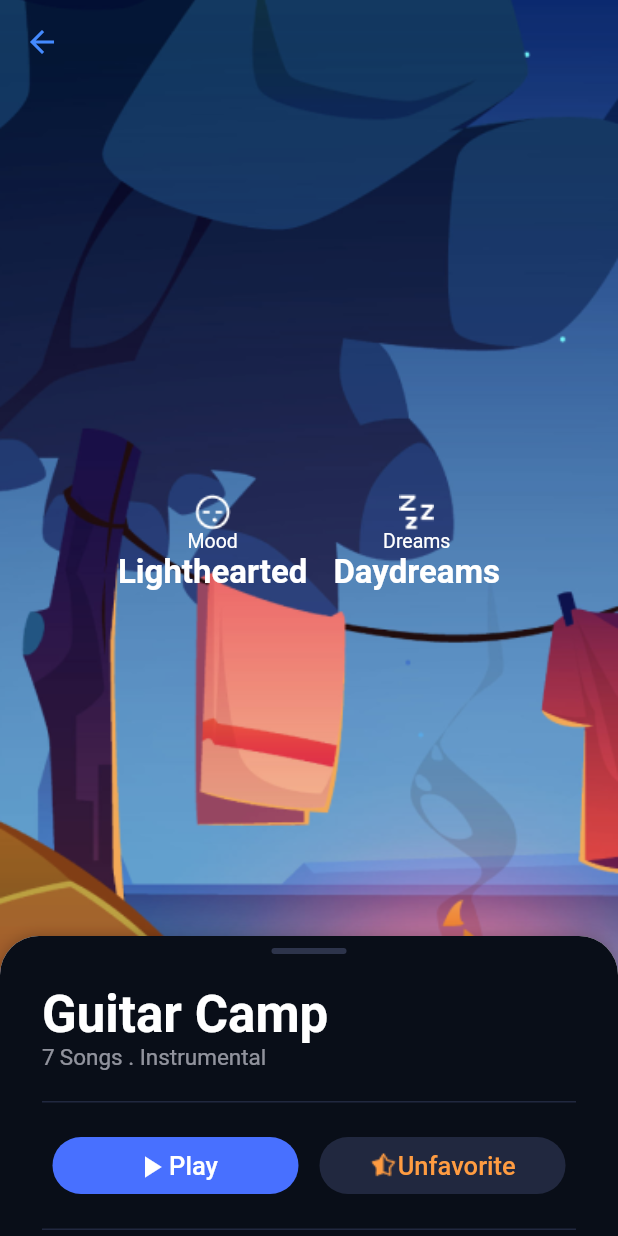
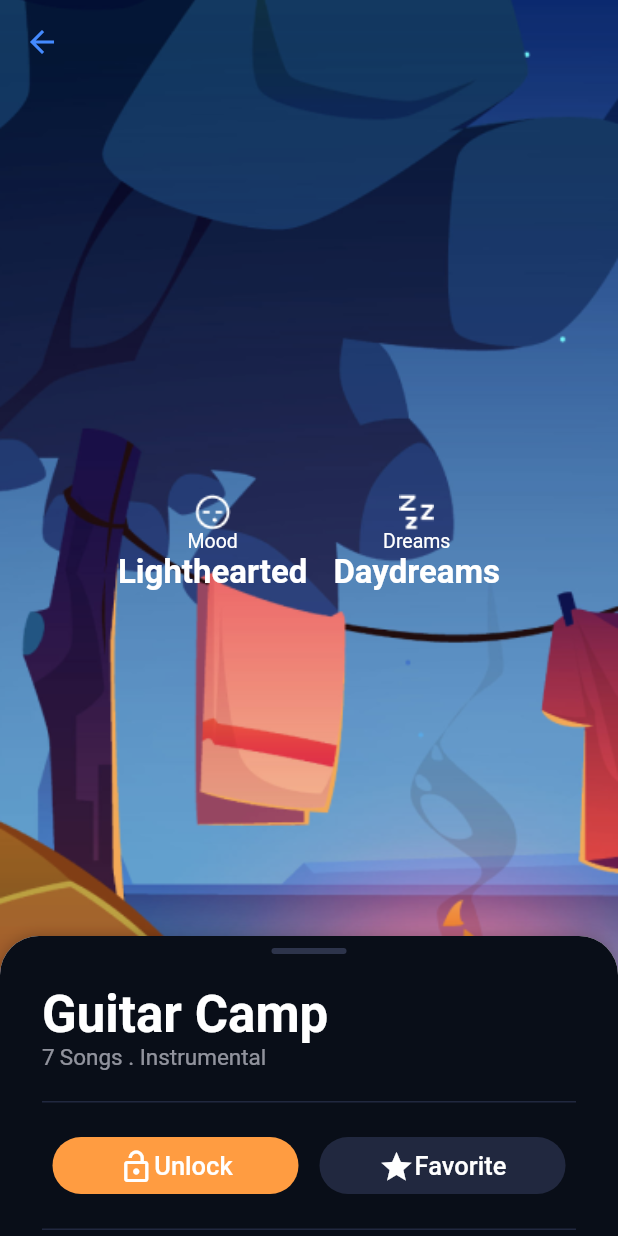
Before and after one commit to people0507/SleepSound_MobileApp_Flutter, a Flutter app: the DetailScreen screen opened directly, after a tap on "Play", on a phone screen of 412 x 824 dp. Run offline on Flutter 3.47's test engine with Material 2 defaults, Android fonts, the phone set to English and light mode, and no system bars; drawn by our look-alikes of sliding_up_panel; our stand-ins replace flutter_native_splash, smooth_page_indicator.

Commit message:
update button

```diff
--- a/music_mobile_app/lib/pages/sleep_screen/panel.dart
+++ b/music_mobile_app/lib/pages/sleep_screen/panel.dart
@@ -28,6 +28,8 @@ class _DetailPanelState extends State<DetailPanel> {
   bool change1 = true;
   bool change2 = true;
   bool change3 = true;
+  bool changePlayButton = true;
+  bool changeFavoriteButton = true;
   late final ScrollController controller;
   void swap() {
     setState(() {
@@ -52,6 +54,19 @@ class _DetailPanelState extends State<DetailPanel> {
       change3 = change3 == true ? false : true;
     });
   }
+
+  void swapPlaybutton() {
+    setState(() {
+      changePlayButton = changePlayButton == true ? false : true;
+    });
+  }
+
+  void swapFavoritebutton() {
+    setState(() {
+      changeFavoriteButton = changeFavoriteButton == true ? false : true;
+    });
+  }
+
 
   @override
   Widget build(BuildContext context) => Container(
@@ -136,17 +151,22 @@ class _DetailPanelState extends State<DetailPanel> {
                                             borderRadius:
                                                 BorderRadius.circular(20))),
                                     backgroundColor: MaterialStateProperty.all(
-                                        ColorPalette.selectedColor)),
-                                onPressed: () {},
+                                      changePlayButton == true ? ColorPalette.selectedColor : ColorPalette.unfavoriteColor
+                                        )),
+                                onPressed: () {
+                                  swapPlaybutton();
+                                },
                                 child: Row(
                                   mainAxisAlignment: MainAxisAlignment.center,
-                                  children: const [
+                                  children:  [
                                     Icon(
-                                      Icons.play_arrow,
-                                      color: Colors.white,
+                                     changePlayButton == true
+                                                      ? Icons.play_arrow
+                                                      : Icons.lock_open_outlined,
+                                                  color: Colors.white,
                                     ),
                                     Text(
-                                      'Play',
+                                      changePlayButton == true ? 'Play':'Unlock',
                                       style: TextStyle(
                                           fontSize: 17, color: Colors.white),
                                     )
@@ -164,16 +184,23 @@ class _DetailPanelState extends State<DetailPanel> {
                                                 BorderRadius.circular(20))),
                                     backgroundColor: MaterialStateProperty.all(
                                         ColorPalette.bottomNaviColor)),
-                                onPressed: () {},
+                                onPressed: () {
+                                  swapFavoritebutton();
+                                },
                                 child: Row(
                                   mainAxisAlignment: MainAxisAlignment.center,
                                   children: [
-                                    Image.asset('assets/images/star.png'),
-                                    const Text(
-                                      'Unfavorite',
+                                     Icon(
+                                     changeFavoriteButton == true
+                                                      ? Icons.star
+                                                      : Icons.star_half,
+                                                  color: changeFavoriteButton ? Colors.white : ColorPalette.unfavoriteColor,
+                                    ),
+                                     Text(
+                                      changeFavoriteButton == true ? 'Favorite' : 'UnFavorite',
                                       style: TextStyle(
                                           fontSize: 17,
-                                          color: ColorPalette.unfavoriteColor),
+                                          color: changeFavoriteButton ? Colors.white : ColorPalette.unfavoriteColor ),
                                     )
                                   ],
                                 )),
```
